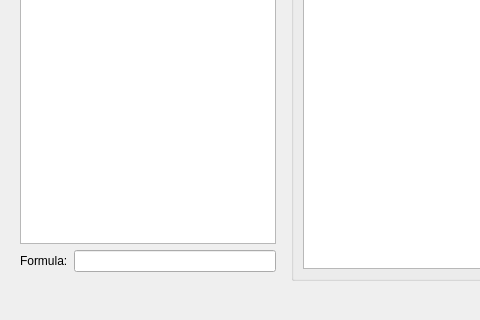
Old version of the form Software/PC_Application/LibreVNA-GUI/Traces/traceeditdialog.ui in the repository jankae/LibreVNA; both pictures show x 0 to 480 and y 167 to 487 of the 979 by 487 pixel window.
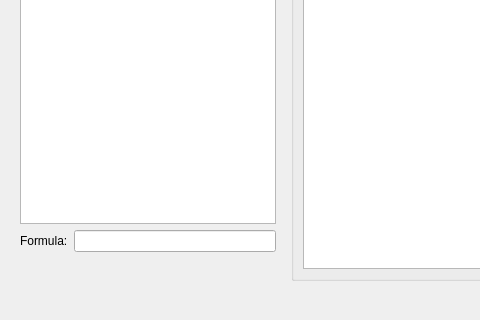
New version of the form. The open tabs and pages were chosen to show the change. Icons and pictures are not drawn. Custom widgets are drawn as their Qt base class.

Commit message: Validate math formula immediately and show error message

Diff of the .ui file:
```diff
--- a/Software/PC_Application/LibreVNA-GUI/Traces/traceeditdialog.ui
+++ b/Software/PC_Application/LibreVNA-GUI/Traces/traceeditdialog.ui
@@ -239,6 +239,16 @@
              </item>
             </layout>
            </item>
+           <item>
+            <widget class="QLabel" name="lMathFormulaStatus">
+             <property name="text">
+              <string/>
+             </property>
+             <property name="wordWrap">
+              <bool>true</bool>
+             </property>
+            </widget>
+           </item>
           </layout>
          </widget>
         </widget>
```
Left out of the diff: 2 changed lines with no effect on the pictures. The commit also changes 4 other files.
